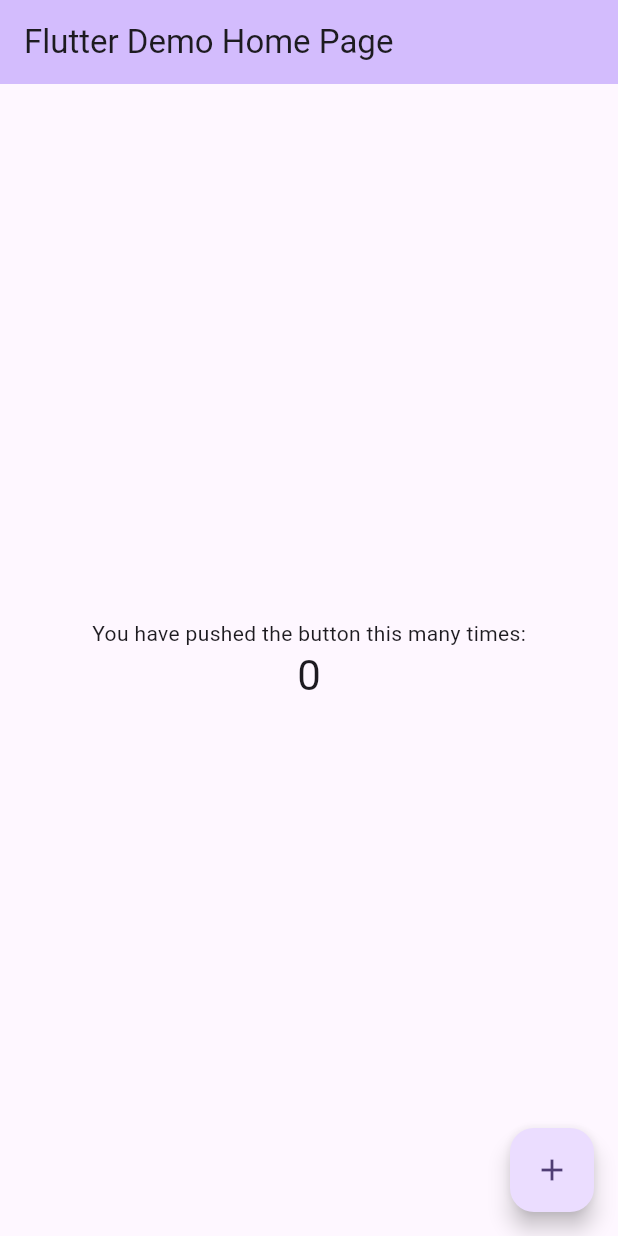
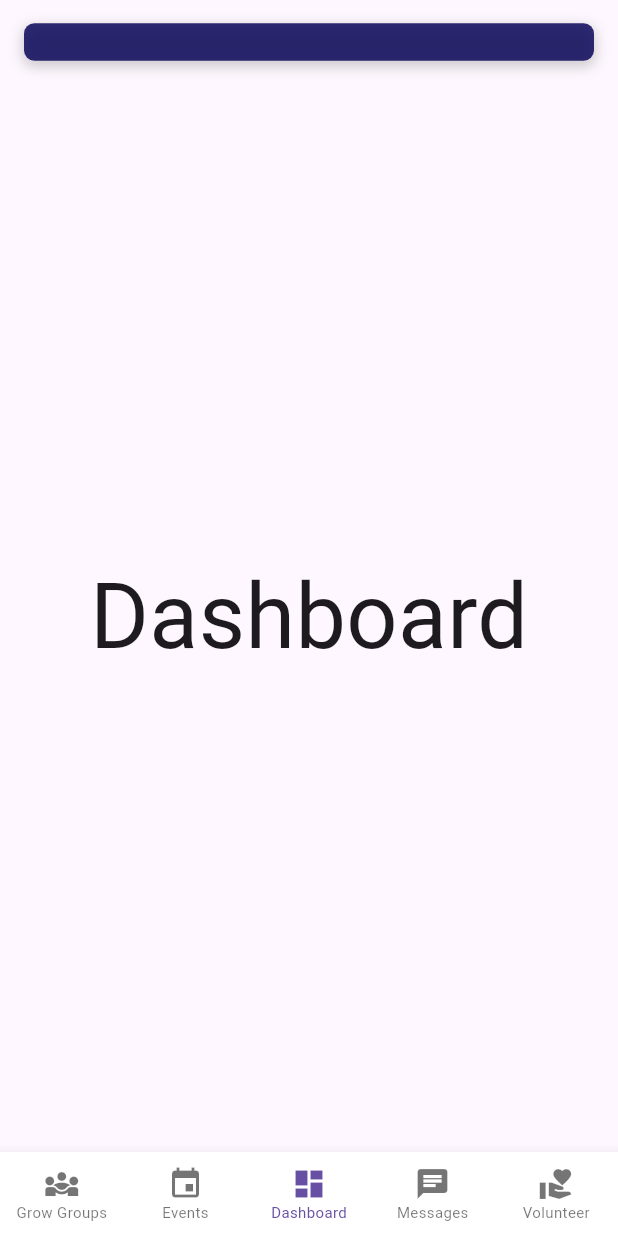
Before and after one commit to JonthueM/firstu_app, a Flutter app: the screen it shows after launch, on a phone screen of 412 x 824 dp. Run offline on Flutter 3.47's test engine with Material 2 defaults, Android fonts, the phone set to English and light mode, and no system bars.

Commit message:
Update
1. Navigation to working screens
2. Started work on the top navbar

```diff
--- /dev/null
+++ b/firstu_app/lib/barrelfile_screens.dart
@@ -0,0 +1,5 @@
+export './screen_dashboard.dart';
+export './screen_volunteers.dart';
+export './screen_events.dart';
+export './screen_messages.dart';
+export './screen_growgroup.dart';
--- a/firstu_app/lib/main.dart
+++ b/firstu_app/lib/main.dart
@@ -1,6 +1,12 @@
 import 'package:flutter/material.dart';
+import 'package:flutter/services.dart';
+import './template_main.dart';
 
 void main() {
+  WidgetsFlutterBinding.ensureInitialized();
+  SystemChrome.setEnabledSystemUIMode(SystemUiMode.manual, overlays: [
+     SystemUiOverlay.bottom, //This line is used for showing the bottom bar
+  ]);
   runApp(const MyApp());
 }
 
@@ -12,114 +18,13 @@ class MyApp extends StatelessWidget {
   Widget build(BuildContext context) {
     return MaterialApp(
       title: 'Flutter Demo',
+      debugShowCheckedModeBanner: false,
       theme: ThemeData(
-        // This is the theme of your application.
-        //
-        // TRY THIS: Try running your application with "flutter run". You'll see
-        // the application has a blue toolbar. Then, without quitting the app,
-        // try changing the seedColor in the colorScheme below to Colors.green
-        // and then invoke "hot reload" (save your changes or press the "hot
-        // reload" button in a Flutter-supported IDE, or press "r" if you used
-        // the command line to start the app).
-        //
-        // Notice that the counter didn't reset back to zero; the application
-        // state is not lost during the reload. To reset the state, use hot
-        // restart instead.
-        //
-        // This works for code too, not just values: Most code changes can be
-        // tested with just a hot reload.
-        colorScheme: ColorScheme.fromSeed(seedColor: Colors.deepPurple),
+
         useMaterial3: true,
       ),
-      home: const MyHomePage(title: 'Flutter Demo Home Page'),
+
+      home: const TemplateMainPortal(),
     );
   }
 }
-
-class MyHomePage extends StatefulWidget {
-  const MyHomePage({super.key, required this.title});
-
-  // This widget is the home page of your application. It is stateful, meaning
-  // that it has a State object (defined below) that contains fields that affect
-  // how it looks.
-
-  // This class is the configuration for the state. It holds the values (in this
-  // case the title) provided by the parent (in this case the App widget) and
-  // used by the build method of the State. Fields in a Widget subclass are
-  // always marked "final".
-
-  final String title;
-
-  @override
-  State<MyHomePage> createState() => _MyHomePageState();
-}
-
-class _MyHomePageState extends State<MyHomePage> {
-  int _counter = 0;
-
-  void _incrementCounter() {
-    setState(() {
-      // This call to setState tells the Flutter framework that something has
-      // changed in this State, which causes it to rerun the build method below
-      // so that the display can reflect the updated values. If we changed
-      // _counter without calling setState(), then the build method would not be
-      // called again, and so nothing would appear to happen.
-      _counter++;
-    });
-  }
-
-  @override
-  Widget build(BuildContext context) {
-    // This method is rerun every time setState is called, for instance as done
-    // by the _incrementCounter method above.
-    //
-    // The Flutter framework has been optimized to make rerunning build methods
-    // fast, so that you can just rebuild anything that needs updating rather
-    // than having to individually change instances of widgets.
-    return Scaffold(
-      appBar: AppBar(
-        // TRY THIS: Try changing the color here to a specific color (to
-        // Colors.amber, perhaps?) and trigger a hot reload to see the AppBar
-        // change color while the other colors stay the same.
-        backgroundColor: Theme.of(context).colorScheme.inversePrimary,
-        // Here we take the value from the MyHomePage object that was created by
-        // the App.build method, and use it to set our appbar title.
-        title: Text(widget.title),
-      ),
-      body: Center(
-        // Center is a layout widget. It takes a single child and positions it
-        // in the middle of the parent.
-        child: Column(
-          // Column is also a layout widget. It takes a list of children and
-          // arranges them vertically. By default, it sizes itself to fit its
-          // children horizontally, and tries to be as tall as its parent.
-          //
-          // Column has various properties to control how it sizes itself and
-          // how it positions its children. Here we use mainAxisAlignment to
-          // center the children vertically; the main axis here is the vertical
-          // axis because Columns are vertical (the cross axis would be
-          // horizontal).
-          //
-          // TRY THIS: Invoke "debug painting" (choose the "Toggle Debug Paint"
-          // action in the IDE, or press "p" in the console), to see the
-          // wireframe for each widget.
-          mainAxisAlignment: MainAxisAlignment.center,
-          children: <Widget>[
-            const Text(
-              'You have pushed the button this many times:',
-            ),
-            Text(
-              '$_counter',
-              style: Theme.of(context).textTheme.headlineMedium,
-            ),
-          ],
-        ),
-      ),
-      floatingActionButton: FloatingActionButton(
-        onPressed: _incrementCounter,
-        tooltip: 'Increment',
-        child: const Icon(Icons.add),
-      ), // This trailing comma makes auto-formatting nicer for build methods.
-    );
-  }
-}
--- /dev/null
+++ b/firstu_app/lib/screen_dashboard.dart
@@ -0,0 +1,12 @@
+import 'package:flutter/material.dart';
+
+class Dashboard extends StatelessWidget {
+  const Dashboard({super.key});
+
+  @override
+  Widget build(BuildContext context) {
+    return const  Center(
+      child: Text('Dashboard',style: TextStyle(fontSize: 60)),
+    );
+  }
+}
--- /dev/null
+++ b/firstu_app/lib/screen_events.dart
@@ -0,0 +1,12 @@
+import 'package:flutter/material.dart';
+
+class Events extends StatelessWidget {
+  const Events({super.key});
+
+  @override
+  Widget build(BuildContext context) {
+    return const Center(
+      child: Text('Events',style: TextStyle(fontSize: 60)),
+    );
+  }
+}
--- /dev/null
+++ b/firstu_app/lib/screen_growgroup.dart
@@ -0,0 +1,12 @@
+import 'package:flutter/material.dart';
+
+class GrowGroup extends StatelessWidget {
+  const GrowGroup({super.key});
+
+  @override
+  Widget build(BuildContext context) {
+    return const Center(
+      child: Text('Grow Group',style: TextStyle(fontSize: 60)),
+    );
+  }
+}
--- /dev/null
+++ b/firstu_app/lib/screen_messages.dart
@@ -0,0 +1,12 @@
+import 'package:flutter/material.dart';
+
+class Messages extends StatelessWidget {
+  const Messages({super.key});
+
+  @override
+  Widget build(BuildContext context) {
+    return const Center(
+      child: Text('Messages',style: TextStyle(fontSize: 60)),
+    );
+  }
+}
--- /dev/null
+++ b/firstu_app/lib/screen_volunteers.dart
@@ -0,0 +1,12 @@
+import 'package:flutter/material.dart';
+
+class Volunteers extends StatelessWidget {
+  const Volunteers({super.key});
+
+  @override
+  Widget build(BuildContext context) {
+    return const Center(
+      child: Text('Volunteers',style: TextStyle(fontSize: 60)),
+    );
+  }
+}
--- /dev/null
+++ b/firstu_app/lib/template_main.dart
@@ -0,0 +1,79 @@
+import 'package:flutter/material.dart';
+import 'barrelfile_screens.dart';
+import './top_widget_bar.dart';
+
+
+
+
+class TemplateMainPortal extends StatelessWidget {
+  const TemplateMainPortal({super.key});
+
+  @override
+  Widget build(BuildContext context) {
+    return const TemplateMain();
+  }
+}
+
+class TemplateMain extends StatefulWidget {
+  const TemplateMain({super.key});
+
+  @override
+  State<TemplateMain> createState() => _TemplateMainState();
+}
+
+class _TemplateMainState extends State<TemplateMain> {
+  int currentIdex = 2;
+  final screens = [
+      GrowGroup(),
+      Events(),
+      Dashboard(),
+      Messages(),
+      Volunteers(),
+
+
+  ];
+
+  @override
+  Widget build(BuildContext context) {
+    return  Scaffold(
+      appBar: AppBar(
+        title: TopWidgetBar(),
+      ),
+      body: IndexedStack( //Keeps the state from other pages alive.
+        index: currentIdex,
+        children: screens,
+      ),
+      bottomNavigationBar: BottomNavigationBar(
+
+        backgroundColor: Color.fromARGB(255, 255, 255, 255),
+           type: BottomNavigationBarType.fixed,
+           selectedFontSize: 10,
+           unselectedFontSize: 10,
+          currentIndex: currentIdex,
+          onTap: (index) => setState(() => currentIdex = index),
+        items: const[
+        BottomNavigationBarItem(
+            icon: Icon(Icons.diversity_3_outlined),
+            label: "Grow Groups"
+            ),
+            BottomNavigationBarItem(
+              icon: Icon(Icons.event),
+              label: "Events",backgroundColor: Color.fromARGB(255, 246, 246, 246),
+              ),
+              BottomNavigationBarItem(
+                icon: Icon(Icons.dashboard),
+                label:'Dashboard'
+                ),
+                BottomNavigationBarItem(
+                  icon: Icon(Icons.chat),
+                  label: 'Messages'
+                  ),
+                  BottomNavigationBarItem(
+                    icon: Icon(Icons.volunteer_activism),
+                    label: 'Volunteer'
+                    ),
+        ],
+      ),
+    );
+  }
+}
--- /dev/null
+++ b/firstu_app/lib/top_widget_bar.dart
@@ -0,0 +1,46 @@
+import 'package:flutter/material.dart';
+
+class TopWidgetBar extends StatelessWidget {
+  const TopWidgetBar({super.key});
+
+  @override
+  Widget build(BuildContext context) {
+    return const Stack(
+      children: [
+        Bar(),
+      ],
+    );
+  }
+}
+
+class Bar extends StatelessWidget {
+  const Bar({super.key});
+
+  @override
+  Widget build(BuildContext context) {
+    return Row(
+      children: [
+        Expanded( //This gives the container a max width
+          child:Container(
+          padding: const EdgeInsets.all(3),
+          height: 25,
+
+          decoration: BoxDecoration(
+            boxShadow: [
+             BoxShadow(
+                color: Colors.grey.withOpacity(0.5),
+                spreadRadius: 1,
+                blurRadius: 7,
+                offset: Offset(0, 3), // changes position of shadow
+              ),
+             ],
+            color: Color.fromARGB(212, 6, 2, 86),
+            borderRadius: BorderRadius.all(Radius.circular(7))
+          ),
+
+        ),
+          )
+      ],
+    );
+  }
+}
--- /dev/null
+++ b/firstu_app/lib/top_widget_bar_account.dart
@@ -0,0 +1,20 @@
+import 'package:flutter/material.dart';
+
+class AccountBar extends StatelessWidget {
+  const AccountBar({super.key});
+
+  @override
+  Widget build(BuildContext context) {
+    return const Placeholder();
+  }
+}
+class AccountPlacement extends StatelessWidget {
+  const AccountPlacement({super.key});
+
+  @override
+  Widget build(BuildContext context) {
+    return const Row(
+
+    );
+  }
+}
```
Also changed, not shown: firstu_app/lib/reusable_button.dart (added), firstu_app/lib/reusable_container.dart (added), firstu_app/lib/reusable_page_container.dart (added), firstu_app/lib/top_widget_bar_datetime.dart (added), 2 other files.
